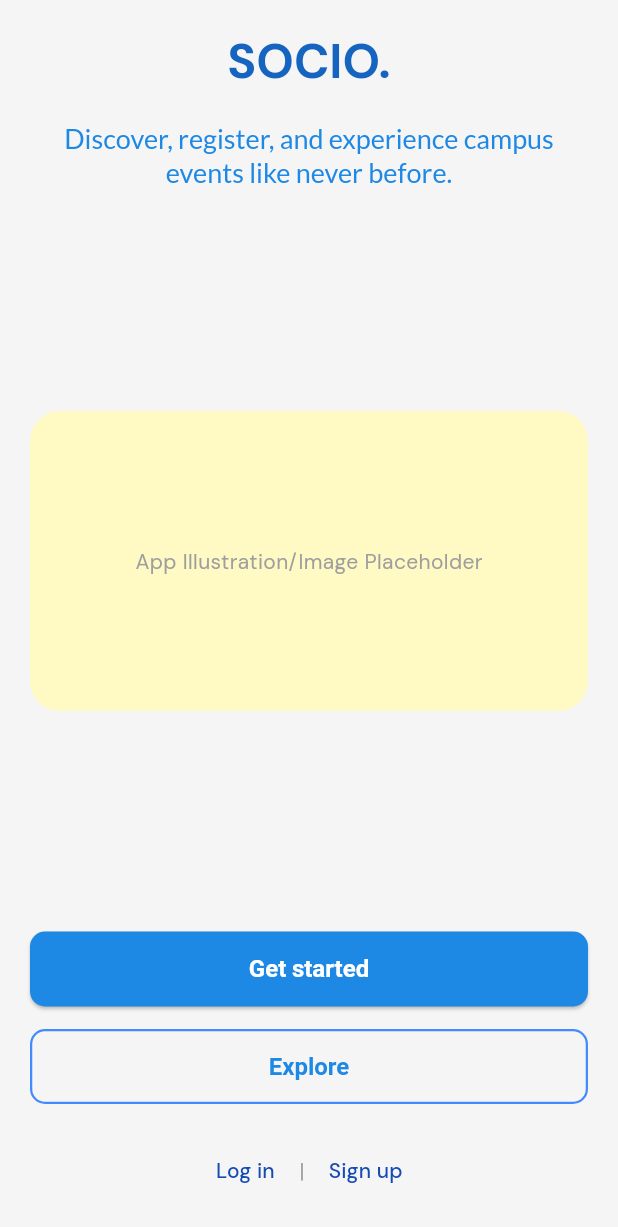
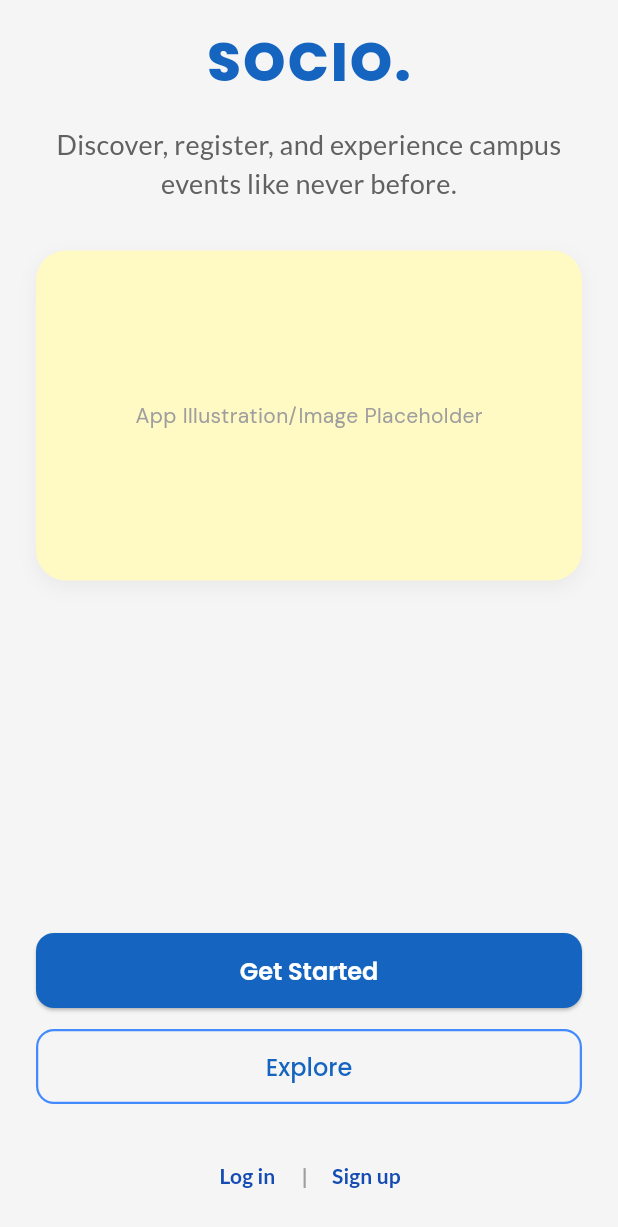
Before and after one commit to Lucifer5311R/socioapp, a Flutter app: the screen it shows after launch, on a phone screen of 412 x 824 dp. Shown: the top 1227 px of the screen. Run offline on Flutter 3.47's test engine with Material 3 defaults, Android fonts, the phone set to English and light mode, and no system bars; our stand-ins replace go_router, google_fonts, logger, shimmer, supabase_flutter, table_calendar; accounts and stored records are empty.

```diff
--- a/lib/screens/landing_screen.dart
+++ b/lib/screens/landing_screen.dart
@@ -1,5 +1,3 @@
-// lib/screens/landing_screen.dart
-
 import 'package:flutter/material.dart';
 import 'package:google_fonts/google_fonts.dart';
 import 'package:go_router/go_router.dart';
@@ -9,45 +7,57 @@ class LandingScreen extends StatelessWidget {
 
   @override
   Widget build(BuildContext context) {
+    final theme = Theme.of(context);
+    final bluePrimary = Colors.blue.shade800;
+    final blueAccent = Colors.blueAccent;
+
     return Scaffold(
       body: SafeArea(
         child: Padding(
-          padding: const EdgeInsets.all(20.0),
+          padding: const EdgeInsets.symmetric(horizontal: 24.0, vertical: 16.0),
           child: Column(
-            mainAxisAlignment: MainAxisAlignment.spaceBetween,
             crossAxisAlignment: CrossAxisAlignment.stretch,
-            children: <Widget>[
-              // --- Top Section: Logo and Title ---
+            children: [
+              // --- Header ---
               Column(
+                crossAxisAlignment: CrossAxisAlignment.center,
                 children: [
                   Text(
                     'SOCIO.',
-                    style: Theme.of(context).textTheme.headlineMedium?.copyWith(
-                      fontWeight: FontWeight.bold,
-                      color: Colors.blue[800], // Adjusted Color
-                      fontSize: 32, // Larger Font
+                    style: GoogleFonts.poppins(
+                      fontSize: 36,
+                      fontWeight: FontWeight.w800,
+                      color: bluePrimary,
+                      letterSpacing: 1.5,
                     ),
                   ),
-                  const SizedBox(height: 20),
+                  const SizedBox(height: 16),
                   Text(
                     'Discover, register, and experience campus events like never before.',
                     textAlign: TextAlign.center,
-                    style: Theme.of(context).textTheme.titleLarge?.copyWith(
-                      fontFamily: GoogleFonts.lato().fontFamily,
-                      fontSize: 18, // Adjusted Font Size
-                      color: Colors.blue[600], // Adjusted Color
+                    style: GoogleFonts.lato(
+                      fontSize: 18,
+                      color: Colors.grey.shade700,
                     ),
                   ),
                 ],
               ),
 
-              // --- Middle Section: Illustration Placeholder ---
+              const SizedBox(height: 32),
+
+              // --- Illustration / Image ---
               Container(
-                height: 200,
-                margin: const EdgeInsets.symmetric(vertical: 20),
+                height: 220,
                 decoration: BoxDecoration(
-                  color: Colors.yellow[100], // Changed Color
-                  borderRadius: BorderRadius.circular(20), // Adjusted Radius
+                  color: Colors.yellow[100],
+                  borderRadius: BorderRadius.circular(20),
+                  boxShadow: [
+                    BoxShadow(
+                      color: Colors.black.withOpacity(0.05),
+                      blurRadius: 10,
+                      offset: const Offset(0, 4),
+                    ),
+                  ],
                 ),
                 child: const Center(
                   child: Text(
@@ -57,46 +67,45 @@ class LandingScreen extends StatelessWidget {
                 ),
               ),
 
-              // --- Bottom Section: Buttons ---
+              const Spacer(),
+
+              // --- Buttons ---
               Column(
                 children: [
-                  // Get Started Button
+                  // Get Started
                   ElevatedButton(
                     style: ElevatedButton.styleFrom(
-                      minimumSize: const Size(double.infinity, 50),
-                      backgroundColor: Colors.blue[600], // Changed Color
+                      minimumSize: const Size.fromHeight(50),
+                      backgroundColor: bluePrimary,
                       foregroundColor: Colors.white,
                       shape: RoundedRectangleBorder(
-                        borderRadius: BorderRadius.circular(10),
+                        borderRadius: BorderRadius.circular(12),
                       ),
-                      textStyle: const TextStyle(
+                      textStyle: GoogleFonts.poppins(
+                        fontWeight: FontWeight.w600,
                         fontSize: 16,
-                        fontWeight: FontWeight.bold,
                       ),
                     ),
                     onPressed: () {
-                      print("Get Started button tapped!");
                       context.goNamed('publicDiscover');
                     },
-                    child: const Text('Get started'),
+                    child: const Text('Get Started'),
                   ),
-                  const SizedBox(height: 15),
 
-                  // Explore Button
+                  const SizedBox(height: 14),
+
+                  // Explore
                   OutlinedButton(
                     style: OutlinedButton.styleFrom(
-                      minimumSize: const Size(double.infinity, 50),
-                      side: const BorderSide(
-                        color: Colors.blueAccent,
-                        width: 1.5,
+                      minimumSize: const Size.fromHeight(50),
+                      side: BorderSide(color: blueAccent, width: 1.5),
+                      foregroundColor: bluePrimary,
+                      shape: RoundedRectangleBorder(
+                        borderRadius: BorderRadius.circular(12),
                       ),
-                      foregroundColor: Colors.blue[600],
-                      shape: RoundedRectangleBorder(
-                        borderRadius: BorderRadius.circular(10),
-                      ),
-                      textStyle: const TextStyle(
+                      textStyle: GoogleFonts.poppins(
+                        fontWeight: FontWeight.w500,
                         fontSize: 16,
-                        fontWeight: FontWeight.bold,
                       ),
                     ),
                     onPressed: () {
@@ -104,23 +113,36 @@ class LandingScreen extends StatelessWidget {
                     },
                     child: const Text('Explore'),
                   ),
-                  const SizedBox(height: 20),
 
-                  // Login / Sign up Links
+                  const SizedBox(height: 24),
+
+                  // Login & Sign Up
                   Row(
                     mainAxisAlignment: MainAxisAlignment.center,
                     children: [
                       TextButton(
                         onPressed: () => context.goNamed('login'),
-                        child: const Text('Log in'),
+                        child: Text(
+                          'Log in',
+                          style: GoogleFonts.lato(fontWeight: FontWeight.bold),
+                        ),
                       ),
-                      const Padding(
-                        padding: EdgeInsets.symmetric(horizontal: 4.0),
-                        child: Text('|', style: TextStyle(color: Colors.grey)),
+                      Padding(
+                        padding: const EdgeInsets.symmetric(horizontal: 4.0),
+                        child: Text(
+                          '|',
+                          style: GoogleFonts.lato(
+                            fontWeight: FontWeight.bold,
+                            color: Colors.grey,
+                          ),
+                        ),
                       ),
                       TextButton(
                         onPressed: () => context.goNamed('signup'),
-                        child: const Text('Sign up'),
+                        child: Text(
+                          'Sign up',
+                          style: GoogleFonts.lato(fontWeight: FontWeight.bold),
+                        ),
                       ),
                     ],
                   ),
```
Also changed, not shown: lib/screens/auth_screen.dart (+91 -65 lines), lib/screens/signup_screen.dart (+19 -7 lines).
